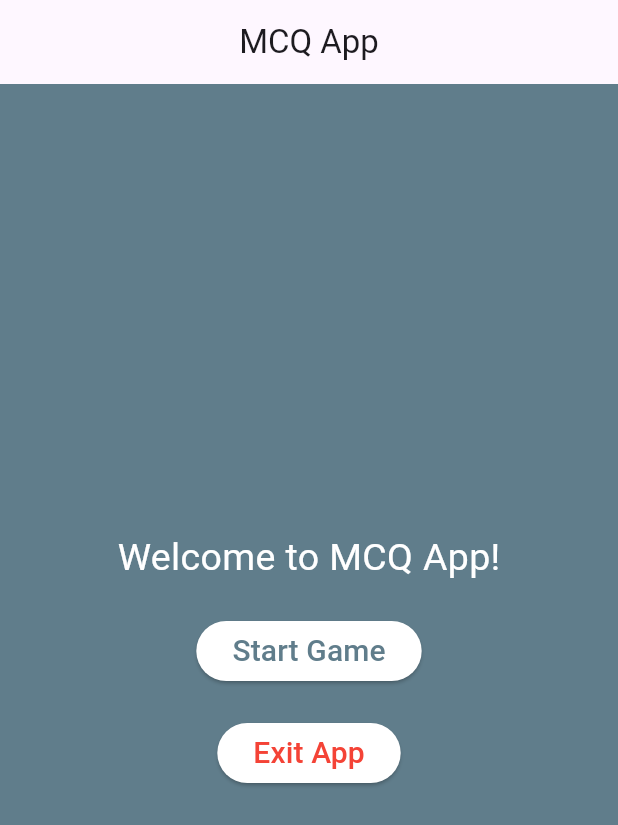
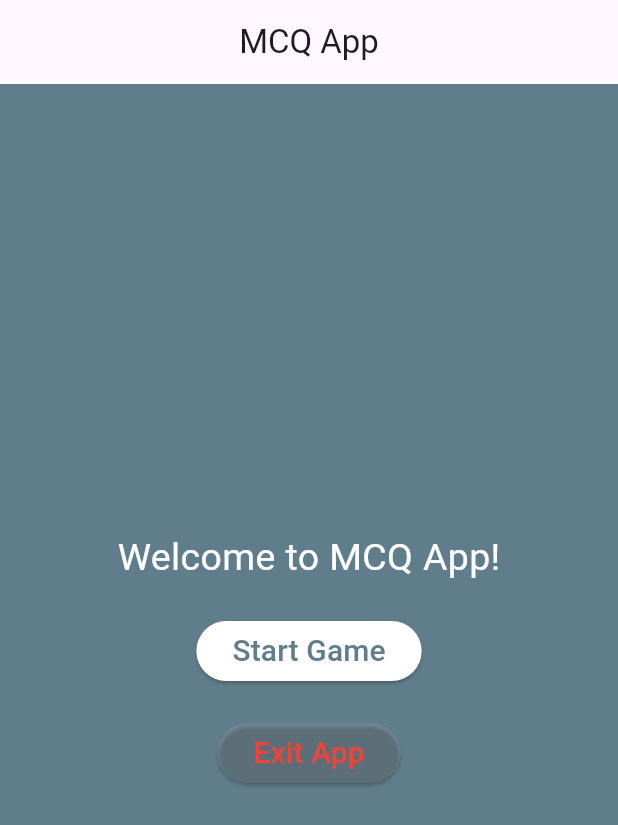
Before and after one commit to karimkaraki99/mcqapp, a Flutter app: the screen it shows after launch, on a phone screen of 412 x 824 dp. Shown: the top 825 px of the screen. Run offline on Flutter 3.47's test engine with Material 3 defaults, Android fonts, the phone set to English and light mode, and no system bars.

Commit message:
button colors

```diff
--- a/lib/home.dart
+++ b/lib/home.dart
@@ -49,7 +49,7 @@ class _HomeState extends State<Home> {
             SystemNavigator.pop();
           },
           style: ElevatedButton.styleFrom(
-            primary: Colors.white, // Set the background color to white
+            primary: Colors.white12, // Set the background color to white
           ),
           child: const Text(
             'Exit App',
```
